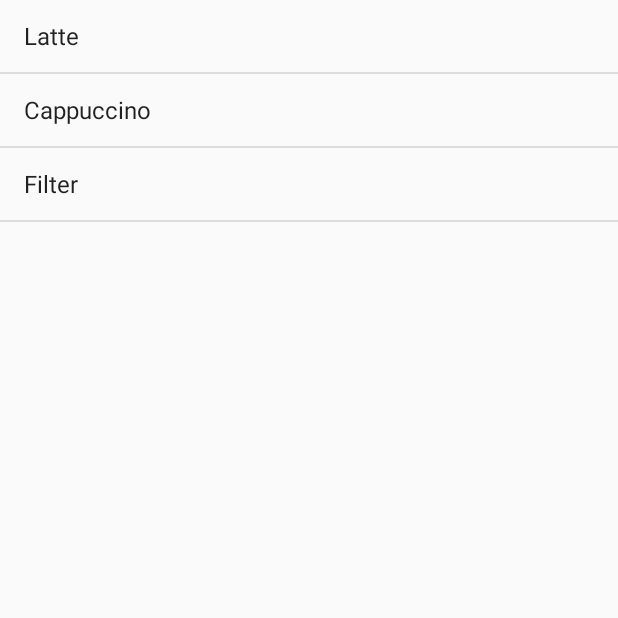
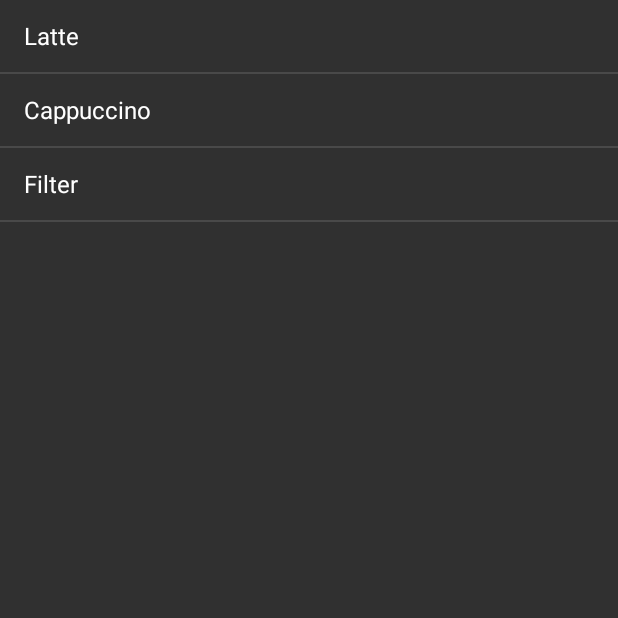
Before and after one commit to eboko1/StarBuzz, an Android app: the screen it shows after launch (DrinkCategoryActivity), after a tap on "Drinks", on a phone screen of 412 x 824 dp, the top half of it. Run offline under Robolectric (Android 15) with nearby library versions, the light colour scheme and no system bars.

Commit message:
update appTheme

```diff
--- a/app/src/main/AndroidManifest.xml
+++ b/app/src/main/AndroidManifest.xml
@@ -8,7 +8,7 @@
         android:label="@string/app_name"
         android:roundIcon="@mipmap/ic_starbuzz_app"
         android:supportsRtl="true"
-        android:theme="@style/AppTheme">
+        android:theme="@style/AppCompatDArl_menu">
         <activity android:name=".TopLevelActivity">
             <intent-filter>
                 <action android:name="android.intent.action.MAIN" />
--- a/app/src/main/java/griffits/fvi/at/ua/starbuzz/Menu/drinks/DrinkDescriptionActivity.java
+++ b/app/src/main/java/griffits/fvi/at/ua/starbuzz/Menu/drinks/DrinkDescriptionActivity.java
@@ -38,7 +38,7 @@ public class DrinkDescriptionActivity extends AppCompatActivity {
             SQLiteOpenHelper starbuzzDatabaseHelper = new StarbuzzDatabaseHelper(this);
             SQLiteDatabase db = starbuzzDatabaseHelper.getReadableDatabase();
             Cursor cursor = db.query ("DRINK",
-                    new String[] {"NAME", "DESCRIPTION","CATEGORY", "IMAGE_RESOURCE_ID"},
+                    new String[] {"NAME", "DESCRIPTION", "IMAGE_RESOURCE_ID", "CATEGORY"},
                     "_id = ?",
                     new String[] {Integer.toString(drinkNo)},
                     null, null,null);
--- a/app/src/main/java/griffits/fvi/at/ua/starbuzz/StarbuzzDatabaseHelper.java
+++ b/app/src/main/java/griffits/fvi/at/ua/starbuzz/StarbuzzDatabaseHelper.java
@@ -23,8 +23,8 @@ public class StarbuzzDatabaseHelper extends SQLiteOpenHelper {
     private static final String TABLE_CREATE_DRINK = "CREATE TABLE DRINK (_id INTEGER PRIMARY KEY AUTOINCREMENT, "
             + "NAME TEXT, "
             + "DESCRIPTION TEXT, "
-            + "CATEGORY TEXT, "
-            + "IMAGE_RESOURCE_ID INTEGER);";
+            + "IMAGE_RESOURCE_ID INTEGER, "
+            + "CATEGORY TEXT);";
 
      public StarbuzzDatabaseHelper(Context context){
       super(context,DB_NAME, null, DB_VERSION);
@@ -49,21 +49,21 @@ public class StarbuzzDatabaseHelper extends SQLiteOpenHelper {
     private void updateMyDatabase(SQLiteDatabase db, int oldVersion, int newVersion){
         if (oldVersion < 1) {
             db.execSQL(TABLE_CREATE_DRINK);
-            insertDrink(db, "Latte", "Espresso and steamed milk", "drinks", R.mipmap.ic_latte);
-            insertDrink(db, "Cappuccino", "Espresso, hot milk and steamed-milk foam", "drinks", R.mipmap.ic_cappuccino);
-            insertDrink(db, "Filter", "Our best drip coffee", "drinks", R.mipmap.ic_filter);
+            insertDrink(db, "Latte", "Espresso and steamed milk", R.mipmap.ic_latte, "drinks");
+            insertDrink(db, "Cappuccino", "Espresso, hot milk and steamed-milk foam", R.mipmap.ic_cappuccino, "drinks");
+            insertDrink(db, "Filter", "Our best drip coffee", R.mipmap.ic_filter, "drinks");
         }
         if (oldVersion < 2) {
             db.execSQL("ALTER TABLE DRINK ADD COLUMN FAVORITE NUMERIC;");
         }
     }
     private static void insertDrink(SQLiteDatabase db, String name,
-                                    String description, String category,int resourceId) {
+                                    String description, int resourceId, String category) {
         ContentValues drinkValues = new ContentValues();
         drinkValues.put("NAME", name);
         drinkValues.put("DESCRIPTION", description);
+        drinkValues.put("IMAGE_RESOURCE_ID", resourceId);
         drinkValues.put("CATEGORY", category);
-        drinkValues.put("IMAGE_RESOURCE_ID", resourceId);
         db.insert("DRINK", null, drinkValues);
     }
 
--- a/app/src/main/res/values/styles.xml
+++ b/app/src/main/res/values/styles.xml
@@ -1,11 +1,13 @@
 <resources>
 
     <!-- Base application theme. -->
-    <style name="AppTheme" parent="Theme.AppCompat.Light.DarkActionBar">
+    <style name="AppTheme" parent="Theme.AppCompat.NoActionBar">
         <!-- Customize your theme here. -->
         <item name="colorPrimary">@color/colorPrimary</item>
         <item name="colorPrimaryDark">@color/colorPrimaryDark</item>
         <item name="colorAccent">@color/colorAccent</item>
     </style>
 
+    <style name="AppCompatDArl_menu" parent="Theme.AppCompat.NoActionBar" />
+
 </resources>
```
